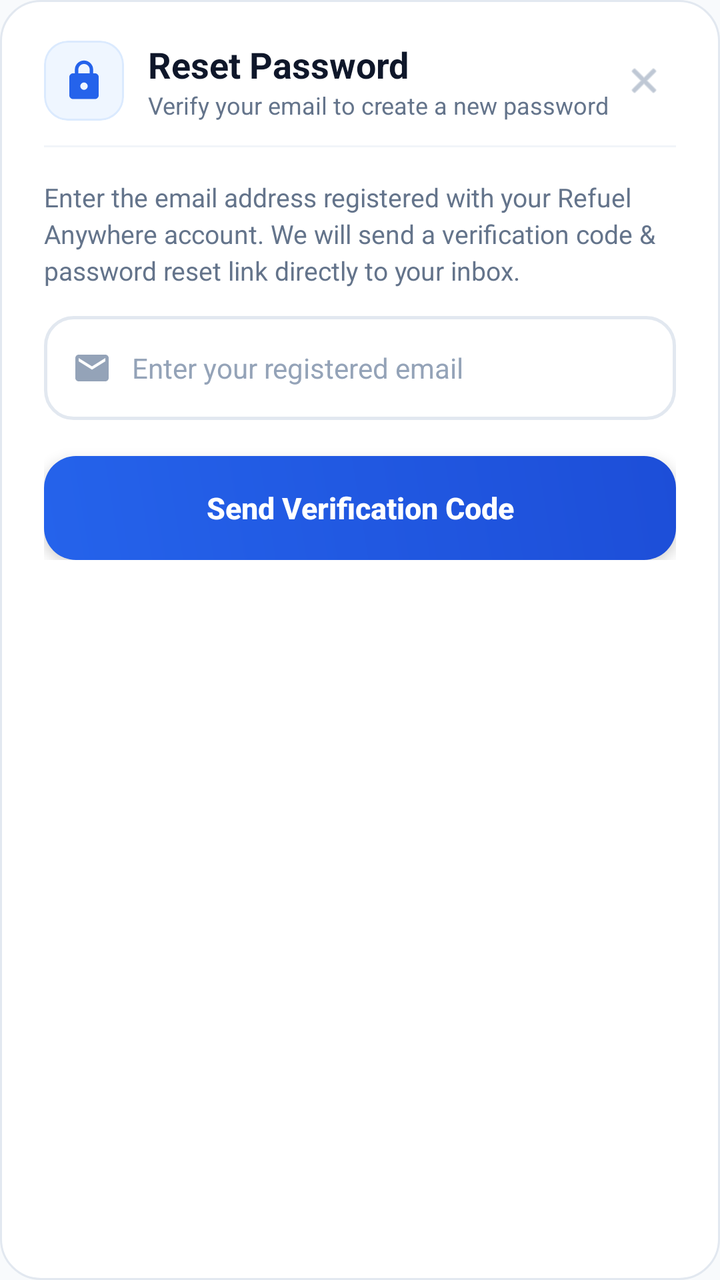
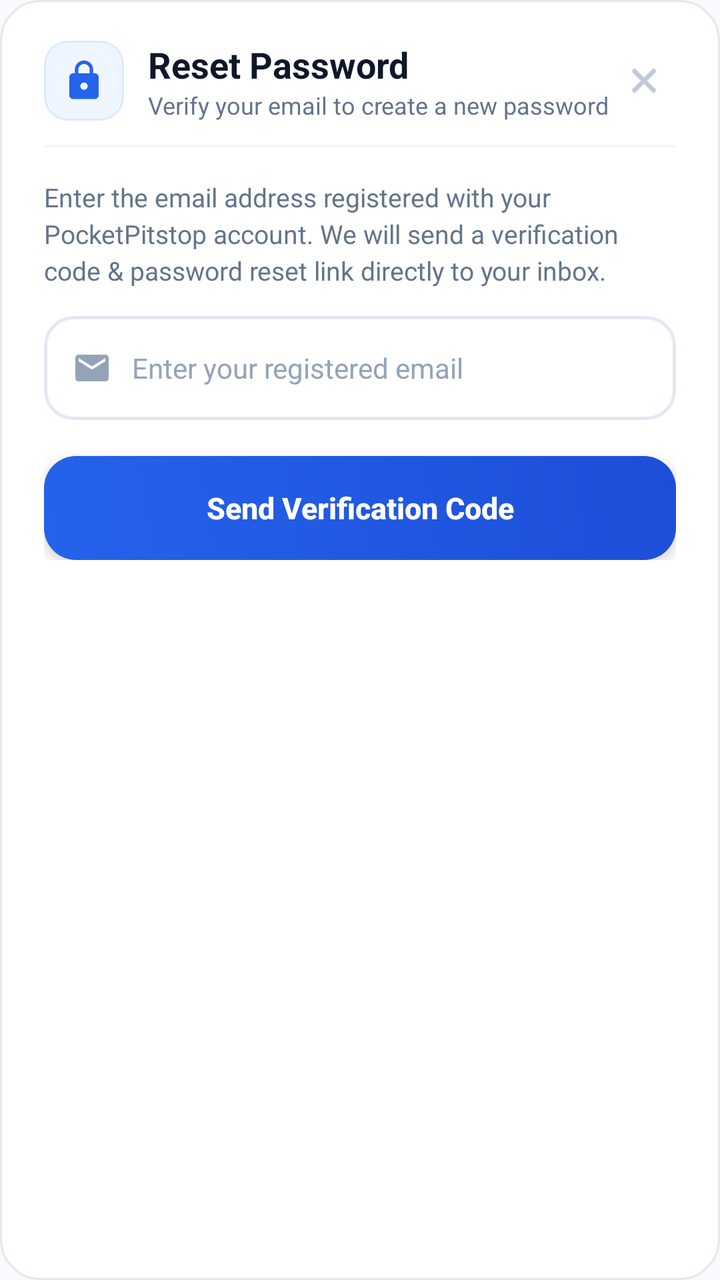

Before-and-after screenshots of an Android layout around one commit, followed by the original layout XML and the change that was made.
<!-- AndroidManifest.xml: application theme Theme.FuelOnWheelsApp -->
<!-- res/layout/dialog_forgot_password.xml -->
<?xml version="1.0" encoding="utf-8"?>
<LinearLayout xmlns:android="http://schemas.android.com/apk/res/android"
    xmlns:app="http://schemas.android.com/apk/res-auto"
    android:layout_width="match_parent"
    android:layout_height="wrap_content"
    android:background="@drawable/card_elevated_rounded"
    android:orientation="vertical"
    android:paddingStart="22dp"
    android:paddingTop="20dp"
    android:paddingEnd="22dp"
    android:paddingBottom="24dp">

    
    <RelativeLayout
        android:layout_width="match_parent"
        android:layout_height="wrap_content"
        android:layout_marginBottom="12dp">

        <LinearLayout
            android:layout_width="wrap_content"
            android:layout_height="wrap_content"
            android:gravity="center_vertical"
            android:orientation="horizontal">

            <com.google.android.material.card.MaterialCardView
                android:layout_width="40dp"
                android:layout_height="40dp"
                android:layout_marginEnd="12dp"
                app:cardBackgroundColor="#EFF6FF"
                app:cardCornerRadius="12dp"
                app:cardElevation="0dp"
                app:strokeColor="#DBEAFE"
                app:strokeWidth="1dp">

                <ImageView
                    android:layout_width="22dp"
                    android:layout_height="22dp"
                    android:layout_gravity="center"
                    android:src="@drawable/ic_lock_reset_24"
                    app:tint="@color/brand_primary" />
            </com.google.android.material.card.MaterialCardView>

            <LinearLayout
                android:layout_width="wrap_content"
                android:layout_height="wrap_content"
                android:orientation="vertical">

                <TextView
                    android:id="@+id/tv_dialog_title"
                    android:layout_width="wrap_content"
                    android:layout_height="wrap_content"
                    android:text="Reset Password"
                    android:textColor="@color/brand_navy"
                    android:textSize="18sp"
                    android:textStyle="bold" />

                <TextView
                    android:id="@+id/tv_dialog_subtitle"
                    android:layout_width="wrap_content"
                    android:layout_height="wrap_content"
                    android:text="Verify your email to create a new password"
                    android:textColor="@color/text_secondary"
                    android:textSize="12sp" />
            </LinearLayout>
        </LinearLayout>

        <ImageView
            android:id="@+id/iv_close_dialog"
            android:layout_width="32dp"
            android:layout_height="32dp"
            android:layout_alignParentEnd="true"
            android:layout_centerVertical="true"
            android:background="?attr/selectableItemBackgroundBorderless"
            android:clickable="true"
            android:focusable="true"
            android:padding="6dp"
            android:src="@android:drawable/ic_menu_close_clear_cancel"
            app:tint="@color/text_muted" />
    </RelativeLayout>

    <View
        android:layout_width="match_parent"
        android:layout_height="1dp"
        android:layout_marginBottom="16dp"
        android:background="#F1F5F9" />

    
    <LinearLayout
        android:id="@+id/layout_step_request_code"
        android:layout_width="match_parent"
        android:layout_height="wrap_content"
        android:orientation="vertical"
        android:visibility="visible">

        <TextView
            android:layout_width="match_parent"
            android:layout_height="wrap_content"
            android:layout_marginBottom="14dp"
            android:lineSpacingExtra="3dp"
            android:text="Enter the email address registered with your Refuel Anywhere account. We will send a verification code &amp; password reset link directly to your inbox."
            android:textColor="@color/text_secondary"
            android:textSize="13sp" />

        <LinearLayout
            android:layout_width="match_parent"
            android:layout_height="52dp"
            android:layout_marginBottom="18dp"
            android:background="@drawable/input_field_bg"
            android:gravity="center_vertical"
            android:orientation="horizontal"
            android:paddingStart="14dp"
            android:paddingEnd="14dp">

            <ImageView
                android:layout_width="20dp"
                android:layout_height="20dp"
                android:layout_marginEnd="10dp"
                android:src="@drawable/ic_mail_outline_24"
                app:tint="@color/text_muted" />

            <EditText
                android:id="@+id/et_forgot_email"
                android:layout_width="match_parent"
                android:layout_height="match_parent"
                android:background="@android:color/transparent"
                android:hint="Enter your registered email"
                android:inputType="textEmailAddress"
                android:textColor="@color/brand_navy"
                android:textColorHint="@color/text_muted"
                android:textSize="14sp" />
        </LinearLayout>

        <Button
            android:id="@+id/btn_send_reset_code"
            android:layout_width="match_parent"
            android:layout_height="52dp"
            android:background="@drawable/bg_primary_button"
            app:backgroundTint="@null"
            android:elevation="4dp"
            android:stateListAnimator="@null"
            android:text="Send Verification Code"
            android:textAllCaps="false"
            android:textColor="@color/white"
            android:textSize="15sp"
            android:textStyle="bold" />
    </LinearLayout>

    
    <LinearLayout
        android:id="@+id/layout_step_verify_code"
        android:layout_width="match_parent"
        android:layout_height="wrap_content"
        android:orientation="vertical"
        android:visibility="gone">

        
        <LinearLayout
            android:layout_width="match_parent"
            android:layout_height="wrap_content"
            android:layout_marginBottom="14dp"
            android:background="@drawable/card_elevated_rounded"
            android:backgroundTint="#F0FDF4"
            android:orientation="horizontal"
            android:padding="12dp">

            <ImageView
                android:layout_width="20dp"
                android:layout_height="20dp"
                android:layout_marginEnd="8dp"
                android:src="@drawable/ic_check_circle_24"
                app:tint="#16A34A" />

            <TextView
                android:id="@+id/tv_verify_notice"
                android:layout_width="match_parent"
                android:layout_height="wrap_content"
                android:lineSpacingExtra="2dp"
                android:text="Verification link &amp; code sent to your email. Check your inbox and spam folder."
                android:textColor="#166534"
                android:textSize="12sp" />
        </LinearLayout>

        
        <TextView
            android:layout_width="wrap_content"
            android:layout_height="wrap_content"
            android:layout_marginBottom="6dp"
            android:text="Verification Code or Reset Link"
            android:textColor="@color/brand_navy"
            android:textSize="12sp"
            android:textStyle="bold" />

        <LinearLayout
            android:layout_width="match_parent"
            android:layout_height="52dp"
            android:layout_marginBottom="12dp"
            android:background="@drawable/input_field_bg"
            android:gravity="center_vertical"
            android:orientation="horizontal"
            android:paddingStart="14dp"
            android:paddingEnd="8dp">

            <ImageView
                android:layout_width="20dp"
                android:layout_height="20dp"
                android:layout_marginEnd="8dp"
                android:src="@drawable/ic_lock_reset_24"
                app:tint="@color/text_muted" />

            <EditText
                android:id="@+id/et_verify_code"
                android:layout_width="0dp"
                android:layout_height="match_parent"
                android:layout_weight="1"
                android:background="@android:color/transparent"
                android:hint="Paste reset code or link from email"
                android:inputType="text"
                android:singleLine="true"
                android:textColor="@color/brand_navy"
                android:textColorHint="@color/text_muted"
                android:textSize="13sp" />

            
            <TextView
                android:id="@+id/btn_paste_code"
                android:layout_width="wrap_content"
                android:layout_height="34dp"
                android:background="@drawable/tab_selected_bg"
                android:gravity="center"
                android:paddingStart="12dp"
                android:paddingEnd="12dp"
                android:text="Paste"
                android:textColor="@color/white"
                android:textSize="12sp"
                android:textStyle="bold" />
        </LinearLayout>

        
        <TextView
            android:layout_width="wrap_content"
            android:layout_height="wrap_content"
            android:layout_marginBottom="6dp"
            android:text="New Password"
            android:textColor="@color/brand_navy"
            android:textSize="12sp"
            android:textStyle="bold" />

        <LinearLayout
            android:layout_width="match_parent"
            android:layout_height="52dp"
            android:layout_marginBottom="12dp"
            android:background="@drawable/input_field_bg"
            android:gravity="center_vertical"
            android:orientation="horizontal"
            android:paddingStart="14dp"
            android:paddingEnd="12dp">

            <ImageView
                android:layout_width="20dp"
                android:layout_height="20dp"
                android:layout_marginEnd="8dp"
                android:src="@drawable/ic_lock_outline_24"
                app:tint="@color/text_muted" />

            <EditText
                android:id="@+id/et_new_password"
                android:layout_width="0dp"
                android:layout_height="match_parent"
                android:layout_weight="1"
                android:background="@android:color/transparent"
                android:hint="At least 6 characters"
                android:inputType="textPassword"
                android:textColor="@color/brand_navy"
                android:textColorHint="@color/text_muted"
                android:textSize="13sp" />

            <ImageView
                android:id="@+id/iv_toggle_new_password"
                android:layout_width="22dp"
                android:layout_height="22dp"
                android:background="?attr/selectableItemBackgroundBorderless"
                android:contentDescription="Toggle Password"
                android:src="@drawable/ic_visibility_off_24"
                app:tint="@color/text_muted" />
        </LinearLayout>

        
        <TextView
            android:layout_width="wrap_content"
            android:layout_height="wrap_content"
            android:layout_marginBottom="6dp"
            android:text="Confirm New Password"
            android:textColor="@color/brand_navy"
            android:textSize="12sp"
            android:textStyle="bold" />

        <LinearLayout
            android:layout_width="match_parent"
            android:layout_height="52dp"
            android:layout_marginBottom="18dp"
            android:background="@drawable/input_field_bg"
            android:gravity="center_vertical"
            android:orientation="horizontal"
            android:paddingStart="14dp"
            android:paddingEnd="12dp">

            <ImageView
                android:layout_width="20dp"
                android:layout_height="20dp"
                android:layout_marginEnd="8dp"
                android:src="@drawable/ic_lock_outline_24"
                app:tint="@color/text_muted" />

            <EditText
                android:id="@+id/et_confirm_new_password"
                android:layout_width="0dp"
                android:layout_height="match_parent"
                android:layout_weight="1"
                android:background="@android:color/transparent"
                android:hint="Re-enter new password"
                android:inputType="textPassword"
                android:textColor="@color/brand_navy"
                android:textColorHint="@color/text_muted"
                android:textSize="13sp" />

            <ImageView
                android:id="@+id/iv_toggle_confirm_password"
                android:layout_width="22dp"
                android:layout_height="22dp"
                android:background="?attr/selectableItemBackgroundBorderless"
                android:contentDescription="Toggle Password"
                android:src="@drawable/ic_visibility_off_24"
                app:tint="@color/text_muted" />
        </LinearLayout>

        
        <Button
            android:id="@+id/btn_update_password"
            android:layout_width="match_parent"
            android:layout_height="52dp"
            android:layout_marginBottom="14dp"
            android:background="@drawable/bg_primary_button"
            app:backgroundTint="@null"
            android:elevation="4dp"
            android:stateListAnimator="@null"
            android:text="Verify Code &amp; Reset Password"
            android:textAllCaps="false"
            android:textColor="@color/white"
            android:textSize="15sp"
            android:textStyle="bold" />

        
        <LinearLayout
            android:layout_width="match_parent"
            android:layout_height="wrap_content"
            android:gravity="center"
            android:orientation="horizontal">

            <TextView
                android:id="@+id/tv_resend_reset_code"
                android:layout_width="wrap_content"
                android:layout_height="wrap_content"
                android:padding="6dp"
                android:text="Didn't get email? Resend in 30s"
                android:textColor="@color/brand_primary"
                android:textSize="12sp"
                android:textStyle="bold" />

            <TextView
                android:layout_width="wrap_content"
                android:layout_height="wrap_content"
                android:text=" • "
                android:textColor="@color/text_muted" />

            <TextView
                android:id="@+id/tv_change_email"
                android:layout_width="wrap_content"
                android:layout_height="wrap_content"
                android:padding="6dp"
                android:text="Change Email"
                android:textColor="@color/text_secondary"
                android:textSize="12sp" />
        </LinearLayout>
    </LinearLayout>

</LinearLayout>
<!-- resources referenced by this layout -->
<resources>
  <color name="brand_navy">#0F172A</color>
  <color name="brand_primary">#2563EB</color>
  <color name="text_muted">#94A3B8</color>
  <color name="text_secondary">#64748B</color>
  <color name="white">#FFFFFFFF</color>
  <!-- drawable bg_primary_button (drawable) -->
  <?xml version="1.0" encoding="utf-8"?>
  <ripple xmlns:android="http://schemas.android.com/apk/res/android"
      android:color="#40FFFFFF">
      <item>
          <shape android:shape="rectangle">
              <gradient
                  android:angle="45"
                  android:startColor="#2563EB"
                  android:endColor="#1D4ED8"
                  android:type="linear" />
              <corners android:radius="16dp" />
          </shape>
      </item>
  </ripple>
  <!-- drawable card_elevated_rounded (drawable) -->
  <?xml version="1.0" encoding="utf-8"?>
  <shape xmlns:android="http://schemas.android.com/apk/res/android"
      android:shape="rectangle">
      <solid android:color="@color/surface_card" />
      <corners android:radius="20dp" />
      <stroke
          android:width="1dp"
          android:color="@color/card_border" />
  </shape>
  <!-- drawable ic_check_circle_24 (drawable) -->
  <vector xmlns:android="http://schemas.android.com/apk/res/android"
      android:width="24dp"
      android:height="24dp"
      android:viewportWidth="24"
      android:viewportHeight="24">
    <path
        android:fillColor="#16A34A"
        android:pathData="M12,2C6.48,2 2,6.48 2,12s4.48,10 10,10 10,-4.48 10,-10S17.52,2 12,2zm-2,15l-5,-5 1.41,-1.41L10,14.17l7.59,-7.59L19,8l-9,9z"/>
  </vector>
  <!-- drawable ic_lock_outline_24 (drawable) -->
  <vector xmlns:android="http://schemas.android.com/apk/res/android"
      android:width="24dp"
      android:height="24dp"
      android:viewportWidth="24"
      android:viewportHeight="24">
    <path
        android:fillColor="#64748B"
        android:pathData="M18,8h-1V6c0,-2.76 -2.24,-5 -5,-5S7,3.24 7,6v2H6c-1.1,0 -2,0.9 -2,2v10c0,1.1 0.9,2 2,2h12c1.1,0 2,-0.9 2,-2V10c0,-1.1 -0.9,-2 -2,-2zm-6,9c-1.1,0 -2,-0.9 -2,-2s0.9,-2 2,-2 2,0.9 2,2 -0.9,2 -2,2zm3.1,-9H8.9V6c0,-1.71 1.39,-3.1 3.1,-3.1 1.71,0 3.1,1.39 3.1,3.1v2z"/>
  </vector>
  <!-- drawable ic_lock_reset_24 (drawable) -->
  <vector xmlns:android="http://schemas.android.com/apk/res/android"
      android:width="24dp"
      android:height="24dp"
      android:viewportWidth="24"
      android:viewportHeight="24">
    <path
        android:fillColor="#2563EB"
        android:pathData="M18,8h-1V6c0,-2.76 -2.24,-5 -5,-5S7,3.24 7,6v2H6c-1.1,0 -2,0.9 -2,2v10c0,1.1 0.9,2 2,2h12c1.1,0 2,-0.9 2,-2V10c0,-1.1 -0.9,-2 -2,-2zm-6,9c-1.1,0 -2,-0.9 -2,-2s0.9,-2 2,-2 2,0.9 2,2 -0.9,2 -2,2zm3.1,-9H8.9V6c0,-1.71 1.39,-3.1 3.1,-3.1 1.71,0 3.1,1.39 3.1,3.1v2z"/>
  </vector>
  <!-- drawable ic_mail_outline_24 (drawable) -->
  <vector xmlns:android="http://schemas.android.com/apk/res/android"
      android:width="24dp"
      android:height="24dp"
      android:viewportWidth="24"
      android:viewportHeight="24">
    <path
        android:fillColor="#64748B"
        android:pathData="M20,4H4c-1.1,0 -1.99,0.9 -1.99,2L2,18c0,1.1 0.9,2 2,2h16c1.1,0 2,-0.9 2,-2V6c0,-1.1 -0.9,-2 -2,-2zm0,4l-8,5 -8,-5V6l8,5 8,-5v2z"/>
  </vector>
  <!-- drawable input_field_bg (drawable) -->
  <?xml version="1.0" encoding="utf-8"?>
  <shape xmlns:android="http://schemas.android.com/apk/res/android"
      android:shape="rectangle">
      <solid android:color="@color/surface_card" />
      <corners android:radius="14dp" />
      <stroke
          android:width="1.5dp"
          android:color="@color/card_border" />
  </shape>
  <!-- drawable tab_selected_bg (drawable) -->
  <?xml version="1.0" encoding="utf-8"?>
  <shape xmlns:android="http://schemas.android.com/apk/res/android"
      android:shape="rectangle">
      <solid android:color="@color/brand_primary" />
      <corners android:radius="14dp" />
  </shape>
  <color name="surface_card">#FFFFFF</color>
  <color name="card_border">#E2E8F0</color>
  <color name="brand_primary_dark">#1D4ED8</color>
  <color name="bg_slate">#F8FAFC</color>
  <!-- unchanged entries left out for length: 2 -->
</resources>

<!-- the commit's change to res/layout/dialog_forgot_password.xml (unified diff, before → after) -->
@@ -97,7 +97,7 @@
             android:layout_height="wrap_content"
             android:layout_marginBottom="14dp"
             android:lineSpacingExtra="3dp"
-            android:text="Enter the email address registered with your Refuel Anywhere account. We will send a verification code &amp; password reset link directly to your inbox."
+            android:text="Enter the email address registered with your PocketPitstop account. We will send a verification code &amp; password reset link directly to your inbox."
             android:textColor="@color/text_secondary"
             android:textSize="13sp" />
 
